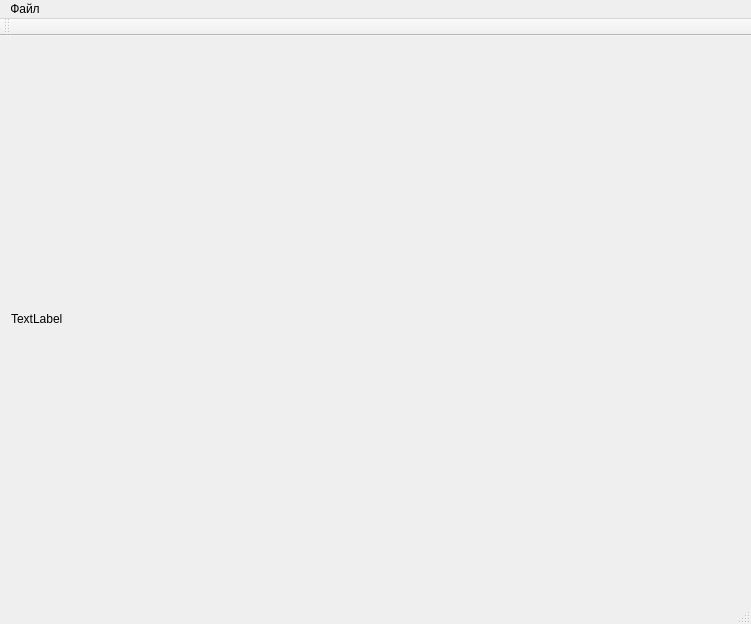
Old version of the form Peleng/MainApp/mainwindow.ui in the repository remsens/Peleng.
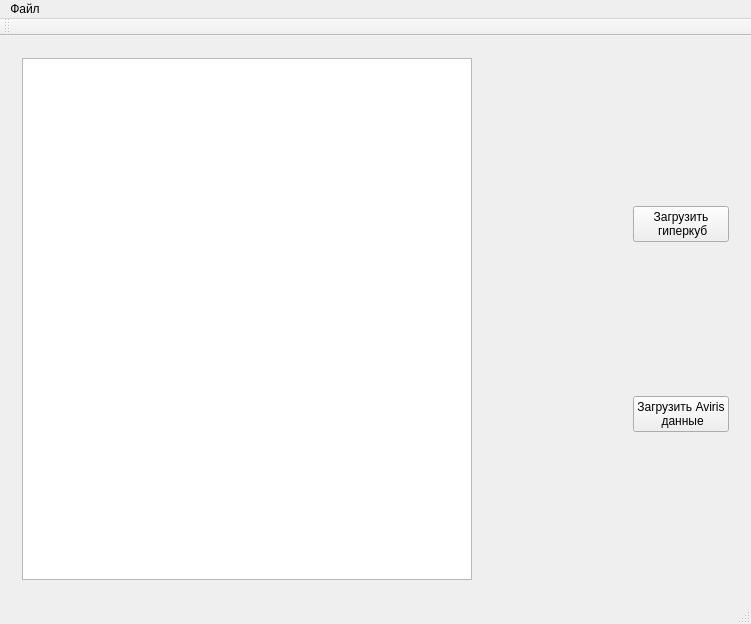
New version of the form. Icons and pictures are not drawn.

```diff
--- a/Peleng/MainApp/mainwindow.ui
+++ b/Peleng/MainApp/mainwindow.ui
@@ -16,10 +16,54 @@
   <widget class="QWidget" name="centralWidget">
    <layout class="QHBoxLayout" name="horizontalLayout">
     <item>
-     <widget class="QLabel" name="label">
-      <property name="text">
-       <string>TextLabel</string>
-      </property>
+     <widget class="QWidget" name="widget_fileProjectInfo" native="true">
+      <layout class="QHBoxLayout" name="horizontalLayout_2">
+       <item>
+        <widget class="QListWidget" name="listWidget_infoProject">
+         <property name="minimumSize">
+          <size>
+           <width>450</width>
+           <height>0</height>
+          </size>
+         </property>
+        </widget>
+       </item>
+       <item>
+        <spacer name="horizontalSpacer">
+         <property name="orientation">
+          <enum>Qt::Horizontal</enum>
+         </property>
+         <property name="sizeHint" stdset="0">
+          <size>
+           <width>40</width>
+           <height>20</height>
+          </size>
+         </property>
+        </spacer>
+       </item>
+      </layout>
+     </widget>
+    </item>
+    <item>
+     <widget class="QWidget" name="widget_Actions" native="true">
+      <layout class="QVBoxLayout" name="verticalLayout">
+       <item>
+        <widget class="QPushButton" name="pushButton_loadCube">
+         <property name="text">
+          <string>Загрузить 
+ гиперкуб</string>
+         </property>
+        </widget>
+       </item>
+       <item>
+        <widget class="QPushButton" name="pushButton_loadAvirisData">
+         <property name="text">
+          <string>Загрузить Aviris
+ данные</string>
+         </property>
+        </widget>
+       </item>
+      </layout>
      </widget>
     </item>
    </layout>
```
